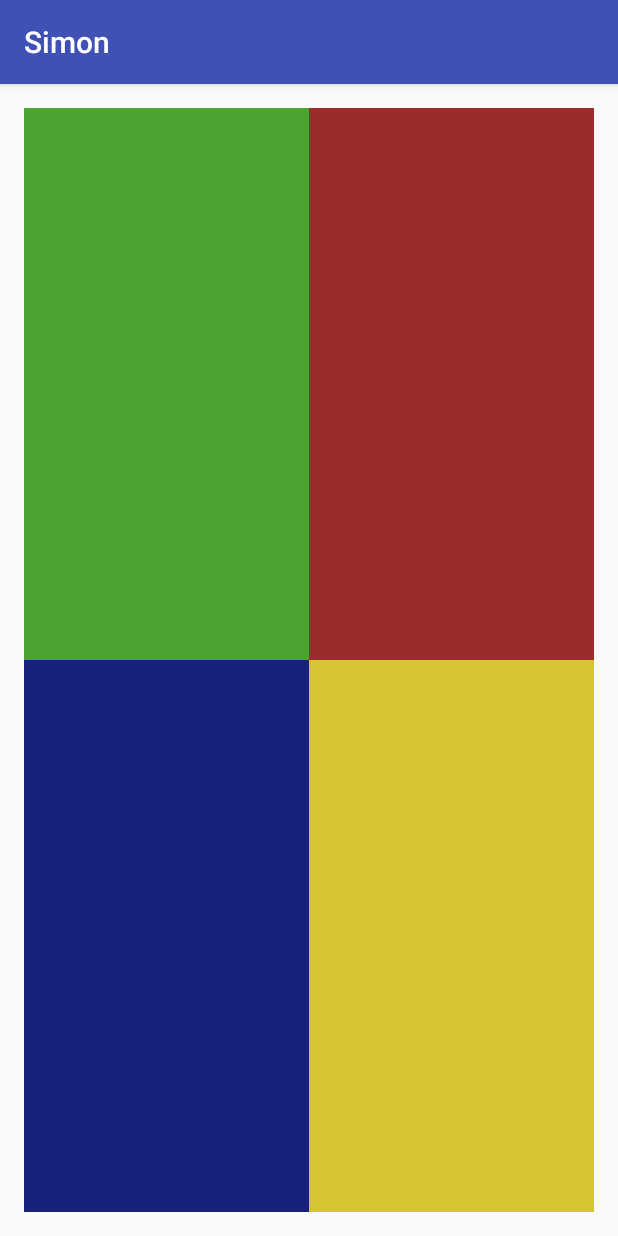
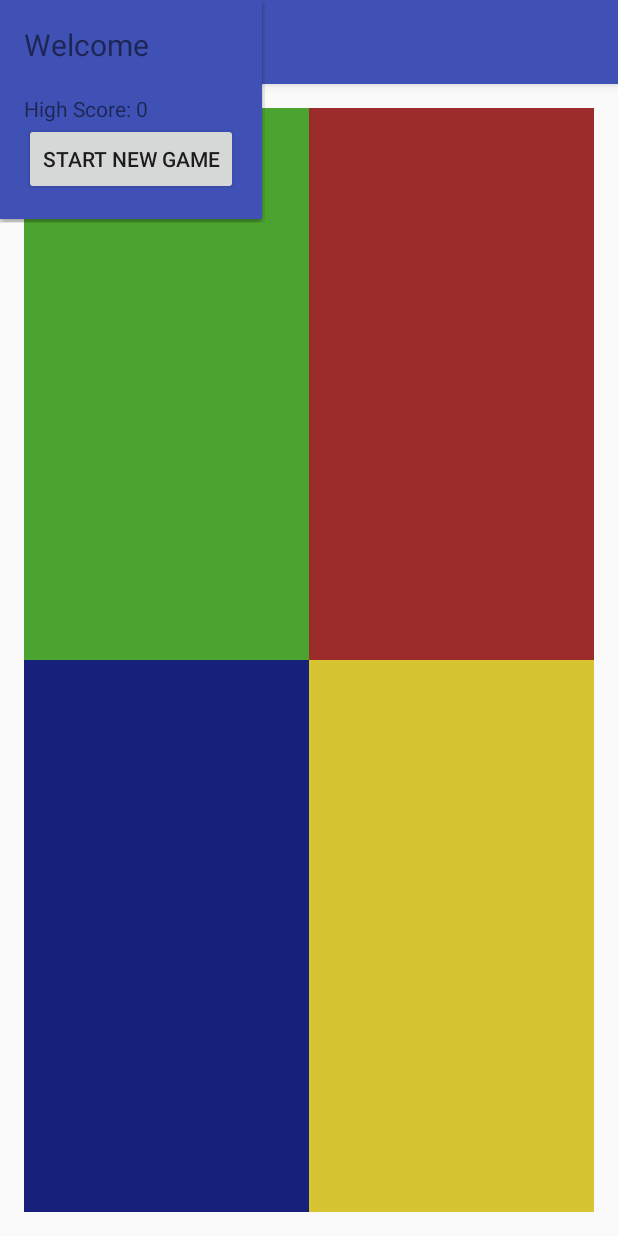
Before and after one commit to PatMcNamara/school, an Android app: the screen it shows after launch (MainActivity), on a phone screen of 412 x 824 dp. Run offline under Robolectric (Android 15) with nearby library versions, the phone set to English and light mode, and no system bars.

Commit message:
Simon feature complete.

```diff
--- a/Android/Simon/app/src/main/java/com/umsl/simon/MainActivity.java
+++ b/Android/Simon/app/src/main/java/com/umsl/simon/MainActivity.java
@@ -19,9 +19,9 @@ import java.util.ArrayList;
 
 public class MainActivity extends AppCompatActivity {
 
-    private MainModel sequence;// = new MainModel();
+    private MainModel sequence;
     private Button ulButton, urButton, blButton, brButton;
-    private ArrayList<Animator> animator;// = new ArrayList<Animator>();
+    private ArrayList<Animator> animator;
     private int position = 0; //TODO this should probably go in the model
     private SharedPreferences highScorePrefs;
     public static final String MODEL_KEY = "com.umsl.simon.model";
@@ -61,13 +61,14 @@ public class MainActivity extends AppCompatActivity {
             }
             animator.add(a);
         }
-        sequence.addRandomElementToSequence();//TODO These 2 lines should be joined with the lines in the if in buttonClicked
-        handler.postDelayed(displayRunnable, 1000);
 
         highScorePrefs = getSharedPreferences(HIGH_SCORE_PREFS, 0);
         if( !highScorePrefs.contains("HighScore") ) {
             highScorePrefs.edit().putInt("HighScore", 0).apply();
         }
+
+        // We can't call displayPopUp until startup is finished so we delay the call.
+        handler.postDelayed(displayStartScreen, 100);
     }
 
     public void topLeftButtonClicked(View v) {
@@ -94,20 +95,28 @@ public class MainActivity extends AppCompatActivity {
                 handler.postDelayed(displayRunnable, 1000);
             }
         } else {
+            displayPopUp("Game Over", true);
+        }
+    }
+
+    private void displayPopUp(String title, boolean displayCurrentScore) {
         int currentScore = sequence.getSize() - 1;
         int highScore = highScorePrefs.getInt("HighScore", 0);
 
-            //TODO set up high score shit.
-            //TODO this should be constructed in onStart so we can pull it up at the begining. Or just put it in its own method.
         View inflatedView = getLayoutInflater().inflate(R.layout.activity_pop_up, null, false);
         final PopupWindow popup = new PopupWindow(inflatedView, ViewGroup.MarginLayoutParams.WRAP_CONTENT, ViewGroup.MarginLayoutParams.WRAP_CONTENT);
         popup.showAtLocation(blButton.getRootView(), Gravity.CENTER, 0, 0);
-            if(highScore < currentScore) {//TODO need a high score indicator, add it to the initial screen
+        if(highScore < currentScore) {
             highScorePrefs.edit().putInt("HighScore", currentScore).apply();
+            highScore = currentScore;
         }
 
+        ((TextView) inflatedView.findViewById(R.id.popup_title)).setText(title);
+        if(displayCurrentScore) {
             ((TextView) inflatedView.findViewById(R.id.current_score_text)).setText("Current Score: " + currentScore);
+        }
         ((TextView) inflatedView.findViewById(R.id.high_score_text)).setText("High Score: " + highScore);
+
         ((Button) inflatedView.findViewById(R.id.start_button)).setOnClickListener(new View.OnClickListener() {
             @Override
             public void onClick(View v) {
@@ -118,8 +127,6 @@ public class MainActivity extends AppCompatActivity {
                 popup.dismiss();
             }
         });
-//            /*TextView currentScore =*/ ((TextView) findViewById(R.id.current_score_text)).setText(R.string.current_score /* + sequence.getSize()*/);
-        }
     }
 
     private Runnable displayRunnable = new Runnable() {
@@ -134,4 +141,11 @@ public class MainActivity extends AppCompatActivity {
             }
         }
     };
+
+    private Runnable displayStartScreen = new Runnable() {
+        @Override
+        public void run() {
+            displayPopUp("Welcome", false);
         }
+    };
+}
--- a/Android/Simon/app/src/main/res/layout/activity_pop_up.xml
+++ b/Android/Simon/app/src/main/res/layout/activity_pop_up.xml
@@ -10,6 +10,12 @@
     android:paddingTop="@dimen/activity_vertical_margin"
     android:background="@color/colorPrimary"
     tools:context="com.umsl.simon.PopUpActivity">
+
+    <TextView
+        android:id="@+id/popup_title"
+        android:textSize="20dp"
+        android:layout_width="wrap_content"
+        android:layout_height="wrap_content" />
 
     <TextView
         android:id="@+id/current_score_text"
```
Lines whose indentation alone changed are shown as unchanged.
